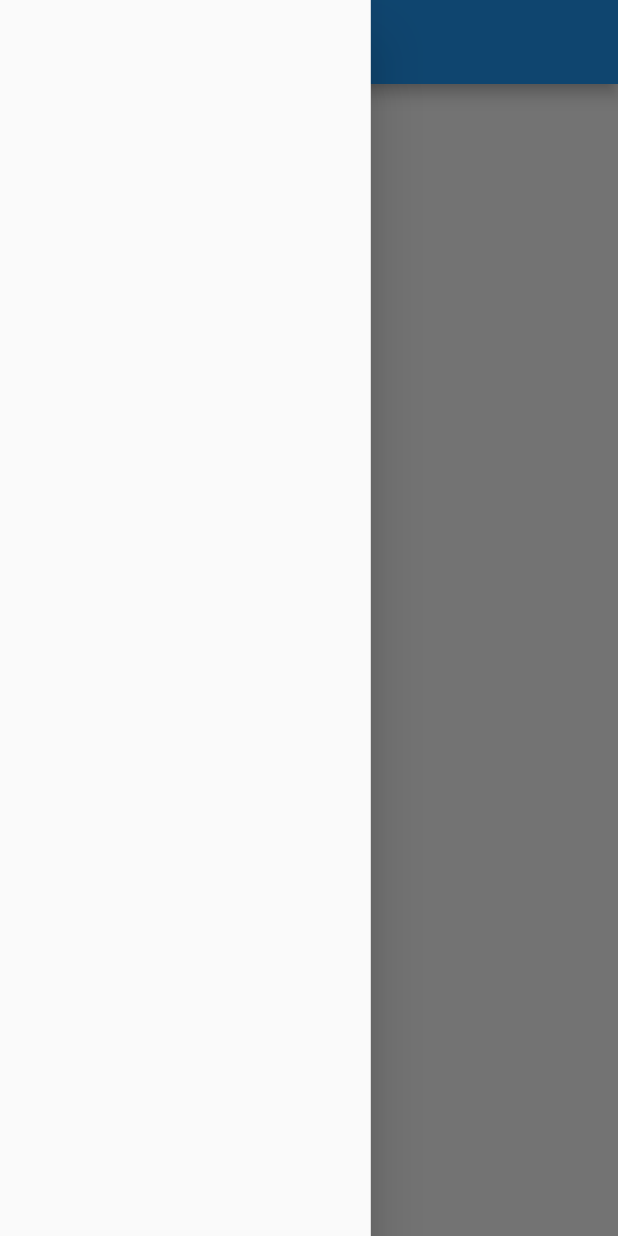
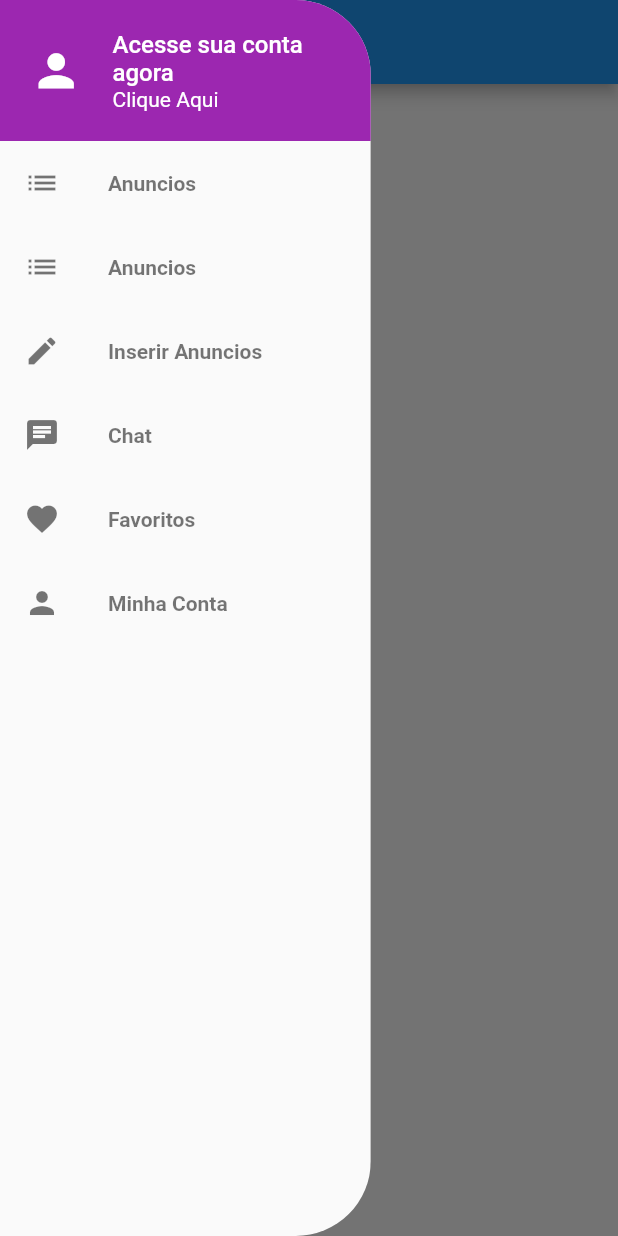
Before and after one commit to leomoreira597/XLO, a Flutter app: the screen it shows after launch, with the side drawer open, on a phone screen of 412 x 824 dp. Run offline on Flutter 3.47's test engine with Material 2 defaults, Android fonts, the phone set to English and light mode, and no system bars; our stand-ins replace parse_server_sdk_flutter.

Commit message:
Estilização do Drawer

```diff
--- a/lib/componets/custom_drawer/custom_drawer.dart
+++ b/lib/componets/custom_drawer/custom_drawer.dart
@@ -1,14 +1,25 @@
 import 'package:flutter/material.dart';
+import 'package:xlo_mobx/componets/custom_drawer/page_section.dart';
+
+import 'custom_drawer_header.dart';
 
 class CustomDrawer extends StatelessWidget {
   const CustomDrawer({Key? key}) : super(key: key);
 
   @override
   Widget build(BuildContext context) {
-    return SizedBox(
+    return ClipRRect(
+      borderRadius: BorderRadius.horizontal(right: Radius.circular(50)),
+      child:SizedBox(
       width: MediaQuery.of(context).size.width * 0.6,
       child: Drawer(
-
+          child: ListView(
+            children: [
+              CustomDrawerHeader(),
+              PageSection(),
+            ],
+          ),
+    ),
     ),
     );
   }
--- /dev/null
+++ b/lib/componets/custom_drawer/custom_drawer_header.dart
@@ -0,0 +1,52 @@
+import 'package:flutter/cupertino.dart';
+import 'package:flutter/material.dart';
+
+
+class CustomDrawerHeader extends StatelessWidget {
+  const CustomDrawerHeader({Key? key}) : super(key: key);
+
+  @override
+  Widget build(BuildContext context) {
+    return Container(
+      color: Colors.purple,
+      height: 94,
+      padding: const EdgeInsets.symmetric(horizontal: 20),
+      child: Row(
+      children: [
+        Icon(
+            Icons.person,
+            color: Colors.white,
+            size: 35,
+        ),
+        const SizedBox(width: 20,),
+        Expanded(
+          child:
+            Column(
+              crossAxisAlignment: CrossAxisAlignment.start,
+              mainAxisAlignment: MainAxisAlignment.center,
+              children: [
+                Text(
+                    'Acesse sua conta agora',
+                    style: TextStyle(
+                      color: Colors.white,
+                      fontSize: 16,
+                      fontWeight: FontWeight.w500,
+                    ),
+                ),
+                Text(
+                    'Clique Aqui',
+                  style: TextStyle(
+                    color: Colors.white,
+                    fontSize: 14,
+                    fontWeight: FontWeight.w400,
+                  ),
+                ),
+
+              ],
+            ),
+        ),
+      ],
+    ),
+    );
+  }
+}
--- /dev/null
+++ b/lib/componets/custom_drawer/page_section.dart
@@ -0,0 +1,57 @@
+import 'package:flutter/material.dart';
+import 'package:xlo_mobx/componets/custom_drawer/page_tile.dart';
+
+
+
+class PageSection extends StatelessWidget {
+  const PageSection({Key? key}) : super(key: key);
+
+  @override
+  Widget build(BuildContext context) {
+    return Column(
+      children: [
+        PageTile(
+          label: 'Anuncios',
+          iconData: Icons.list,
+          onTap:(){
+        },
+        highlighted: false
+        ),
+        PageTile(
+            label: 'Anuncios',
+            iconData: Icons.list,
+            onTap:(){
+            },
+            highlighted: false
+        ),
+        PageTile(
+            label: 'Inserir Anuncios',
+            iconData: Icons.edit,
+            onTap:(){
+            },
+            highlighted: false
+        ),
+        PageTile(
+            label: 'Chat',
+            iconData: Icons.chat,
+            onTap:(){
+            },
+            highlighted: false
+        ),PageTile(
+            label: 'Favoritos',
+            iconData: Icons.favorite,
+            onTap:(){
+            },
+            highlighted: false
+        ),
+        PageTile(
+            label: 'Minha Conta',
+            iconData: Icons.person,
+            onTap:(){
+            },
+            highlighted: false
+        ),
+      ],
+    );
+  }
+}
--- /dev/null
+++ b/lib/componets/custom_drawer/page_tile.dart
@@ -0,0 +1,33 @@
+import 'package:flutter/material.dart';
+
+
+class PageTile extends StatelessWidget {
+  //const PageTile({Key? key}) : super(key: key);
+
+  PageTile({required this.label, required this.iconData, required this.onTap,required this.highlighted});
+
+  final String label;
+  final IconData iconData;
+  final VoidCallback onTap;
+  final bool highlighted;
+
+  @override
+  Widget build(BuildContext context) {
+    return ListTile(
+      title: Text(
+        label,
+        style: TextStyle(
+          fontWeight: FontWeight.w700,
+          color: highlighted ? Colors.purple : Colors.black54
+      ),
+      ),
+      leading: Icon(
+        iconData,
+        color: highlighted ? Colors.purple : Colors.black54
+      ),
+      onTap: onTap,
+    );
+  }
+
+
+}
```
